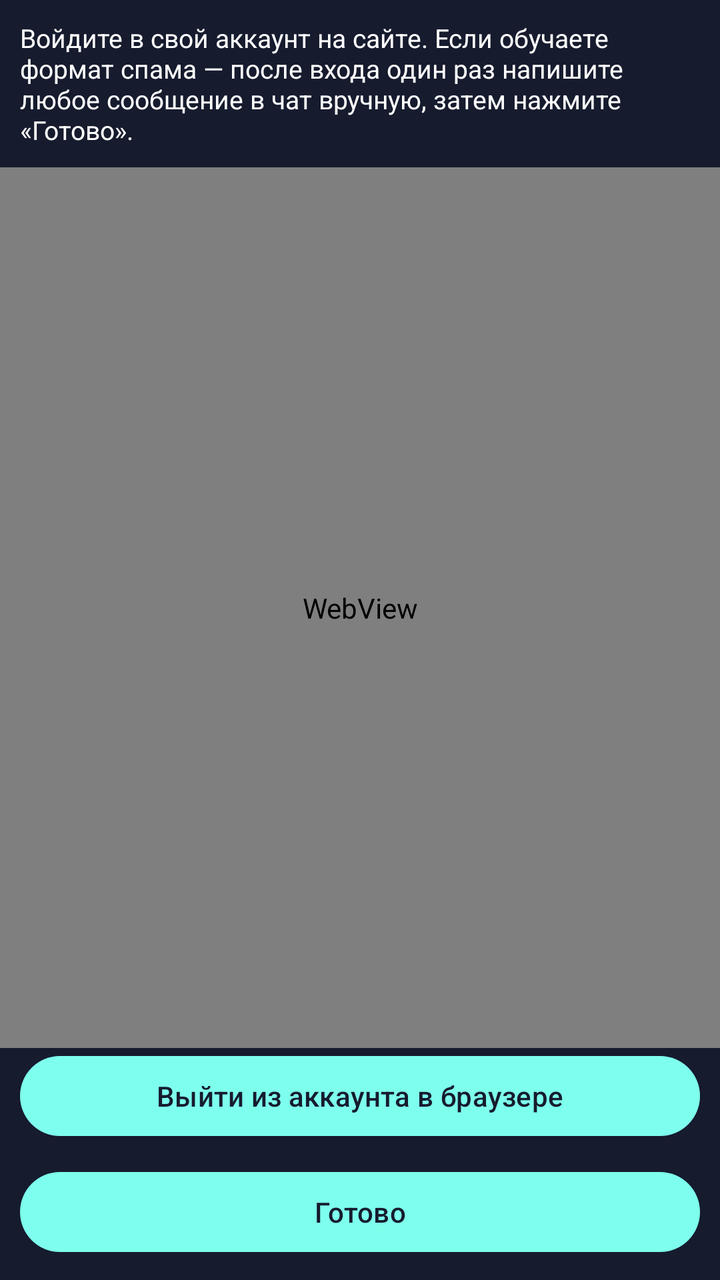
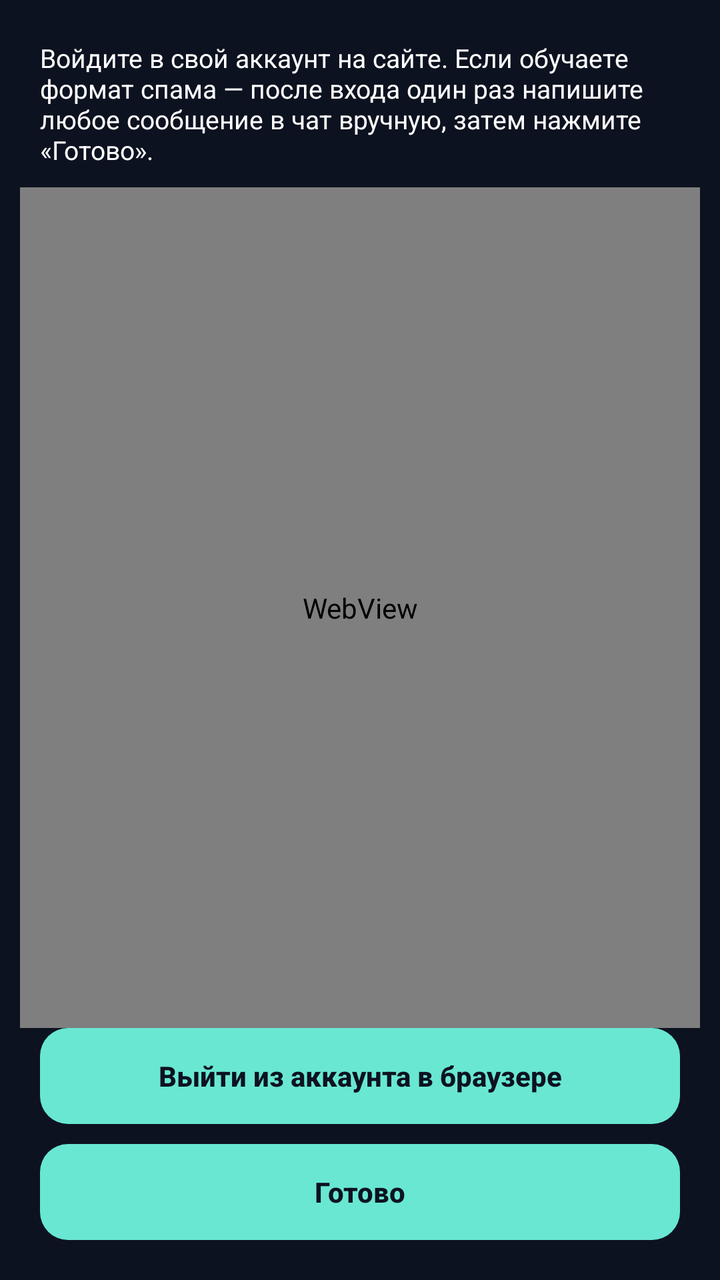

Screens rendered from an Android XML layout before and after an edit, with the pre-edit source and the edit as a unified diff.
<!-- AndroidManifest.xml: application theme Theme.Cs2a -->
<!-- res/layout/activity_login.xml -->
<?xml version="1.0" encoding="utf-8"?>
<LinearLayout xmlns:android="http://schemas.android.com/apk/res/android"
    android:layout_width="match_parent"
    android:layout_height="match_parent"
    android:orientation="vertical"
    android:background="@color/bg">

    <TextView android:id="@+id/loginHint" android:layout_width="match_parent" android:layout_height="wrap_content"
        android:padding="10dp" android:textColor="@color/text" android:textSize="13sp"
        android:text="Войдите в свой аккаунт на сайте. Если обучаете формат спама — после входа один раз напишите любое сообщение в чат вручную, затем нажмите «Готово»." />

    <WebView android:id="@+id/webView" android:layout_width="match_parent" android:layout_height="0dp" android:layout_weight="1" />

    <Button android:id="@+id/logoutBrowserBtn" android:layout_width="match_parent" android:layout_height="wrap_content" android:text="Выйти из аккаунта в браузере" android:layout_marginStart="10dp" android:layout_marginEnd="10dp" />
    <Button android:id="@+id/doneBtn" android:layout_width="match_parent" android:layout_height="wrap_content" android:text="Готово" android:layout_margin="10dp" />
</LinearLayout>
<!-- resources referenced by this layout -->
<resources>
  <color name="bg">#161b2e</color>
  <color name="text">#ffffff</color>
  <style name="Theme.Cs2a" parent="Theme.Material3.DayNight.NoActionBar">
          <item name="android:windowBackground">@color/bg</item>
          <item name="colorPrimary">@color/accent</item>
          <item name="colorOnPrimary">@color/bg</item>
          <item name="android:statusBarColor" tools:targetApi="21">@color/bg</item>
      </style>
  <color name="accent">#7effed</color>
</resources>

<!-- the commit's change to res/layout/activity_login.xml (unified diff, before → after) -->
@@ -3,7 +3,8 @@
     android:layout_width="match_parent"
     android:layout_height="match_parent"
     android:orientation="vertical"
-    android:background="@color/bg">
+    android:background="@color/bg"
+    android:padding="10dp">
 
     <TextView android:id="@+id/loginHint" android:layout_width="match_parent" android:layout_height="wrap_content"
         android:padding="10dp" android:textColor="@color/text" android:textSize="13sp"
<!-- resource entries referenced after the edit -->
@@ -1,13 +1,26 @@
 <!-- resources referenced by this layout -->
 <resources>
-  <color name="bg">#161b2e</color>
+  <color name="bg">#0D1220</color>
   <color name="text">#ffffff</color>
   <style name="Theme.Cs2a" parent="Theme.Material3.DayNight.NoActionBar">
           <item name="android:windowBackground">@color/bg</item>
+          <item name="materialButtonStyle">@style/AppButton</item>
           <item name="colorPrimary">@color/accent</item>
           <item name="colorOnPrimary">@color/bg</item>
           <item name="android:statusBarColor" tools:targetApi="21">@color/bg</item>
       </style>
-  <color name="accent">#7effed</color>
+  <style name="AppButton" parent="Widget.Material3.Button">
+          <item name="android:layout_height">48dp</item>
+          <item name="android:minHeight">48dp</item>
+          <item name="android:insetTop">0dp</item>
+          <item name="android:insetBottom">0dp</item>
+          <item name="android:insetLeft">0dp</item>
+          <item name="android:insetRight">0dp</item>
+          <item name="cornerRadius">14dp</item>
+          <item name="android:textAllCaps">false</item>
+          <item name="android:textStyle">bold</item>
+          <item name="android:letterSpacing">0</item>
+      </style>
+  <color name="accent">#69E7D2</color>
 </resources>
 
